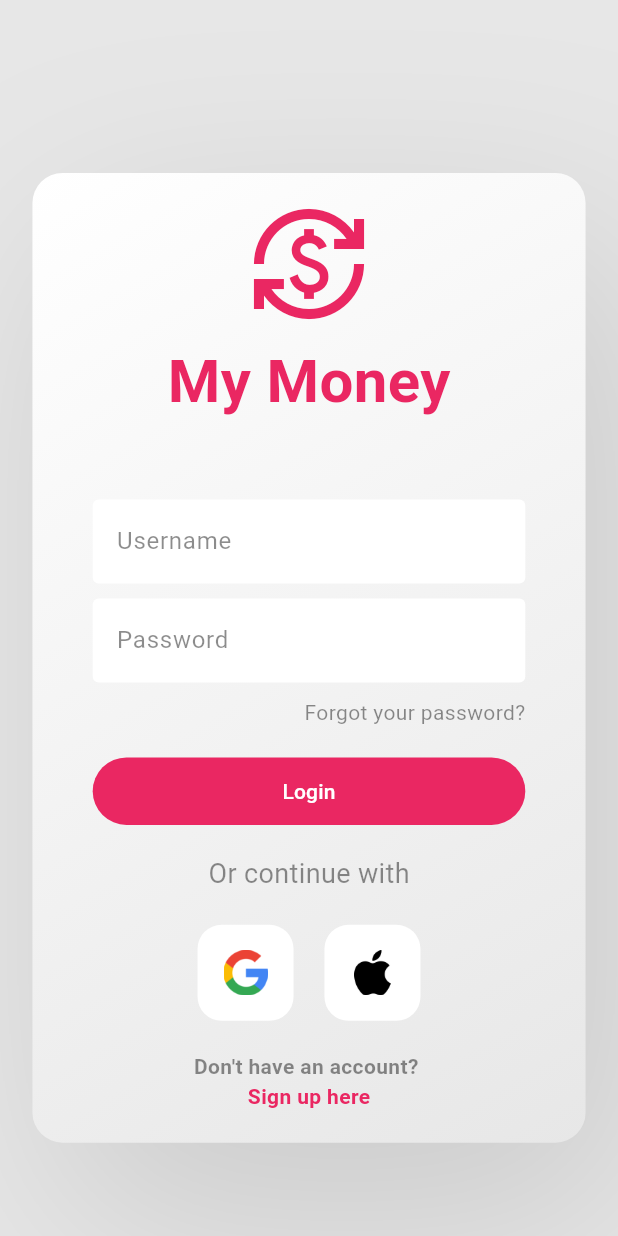
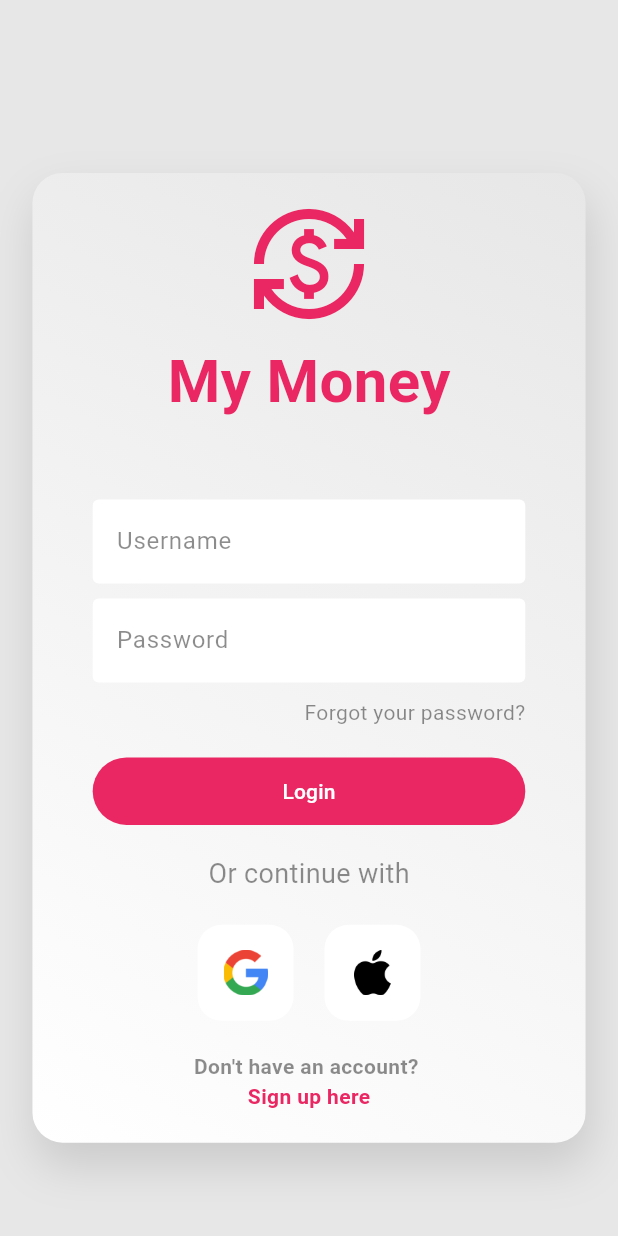
Before and after one commit to RadiHaz/my_money, a Flutter app: the screen it shows after launch, on a phone screen of 412 x 824 dp. Run offline on Flutter 3.47's test engine with Material 2 defaults, Android fonts, the phone set to English and light mode, and no system bars.

Commit message:
chore: tweaked container shadow + gradient order and alignment

```diff
--- a/lib/src/modules/login/page/login_page.dart
+++ b/lib/src/modules/login/page/login_page.dart
@@ -124,18 +124,18 @@ class _LoginPageState extends State<LoginPage> {
                         shape: BoxShape.rectangle,
                         gradient: LinearGradient(
                           colors: [
-                            AppColors.initialPageBackground,
-                            AppColors.inputBackground
+                            AppColors.inputBackground,
+                            AppColors.initialPageBackground
                           ],
-                          begin: Alignment.bottomRight,
-                          end: Alignment.topLeft,
+                          begin: Alignment.bottomLeft,
+                          end: Alignment.topRight,
                         ),
                         boxShadow: [
                           BoxShadow(
                               color: AppColors.containerShadow,
-                              spreadRadius: 5,
-                              blurRadius: 125,
-                              offset: Offset(25, 50))
+                              spreadRadius: 1,
+                              blurRadius: 25,
+                              offset: Offset(2.5, 15))
                         ]),
                     child: Center(
                       child: Padding(
```
